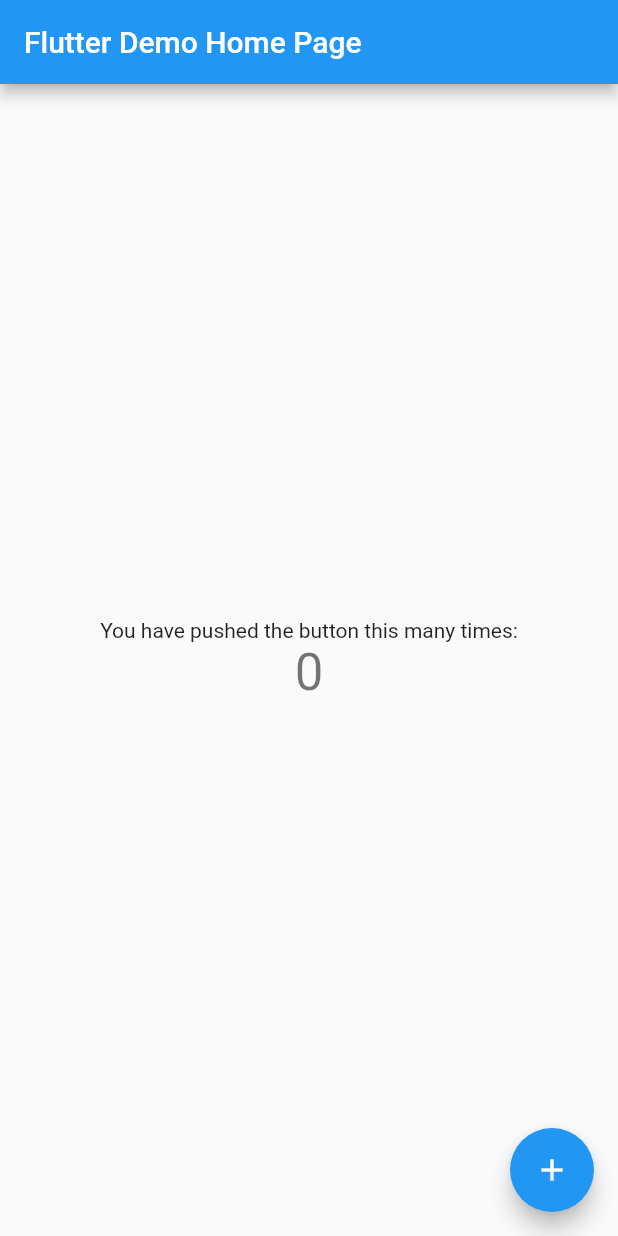
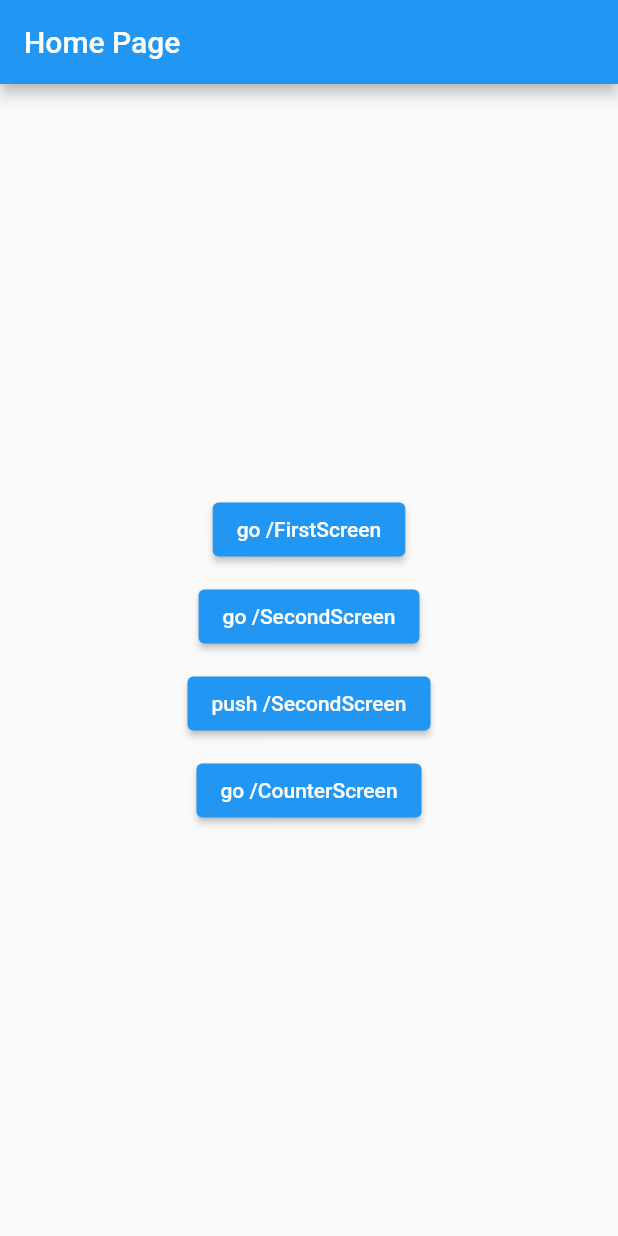
Before and after one commit to jaiminrana05/navigation_2.0, a Flutter app: the screen it shows after launch, on a phone screen of 412 x 824 dp. Run offline on Flutter 3.47's test engine with Material 2 defaults, Android fonts, the phone set to English and light mode, and no system bars; our stand-ins replace go_router.

Commit message:
go vs push

```diff
--- a/lib/main.dart
+++ b/lib/main.dart
@@ -1,4 +1,5 @@
 import 'package:flutter/material.dart';
+import 'package:simple_project/route/route.dart';
 
 void main() {
   runApp(const MyApp());
@@ -9,59 +10,15 @@ class MyApp extends StatelessWidget {
 
   @override
   Widget build(BuildContext context) {
-    return MaterialApp(
+    final route = MyRoutes().routes;
+    return MaterialApp.router(
       title: 'Flutter Demo',
       theme: ThemeData(
         primarySwatch: Colors.blue,
       ),
-      home: const MyHomePage(title: 'Flutter Demo Home Page'),
+      routerDelegate: route.routerDelegate,
+      routeInformationParser: route.routeInformationParser,
+      routeInformationProvider: route.routeInformationProvider,
     );
   }
 }
-
-class MyHomePage extends StatefulWidget {
-  const MyHomePage({Key? key, required this.title}) : super(key: key);
-
-  final String title;
-
-  @override
-  State<MyHomePage> createState() => _MyHomePageState();
-}
-
-class _MyHomePageState extends State<MyHomePage> {
-  int _counter = 0;
-
-  void _incrementCounter() {
-    setState(() {
-      _counter++;
-    });
-  }
-
-  @override
-  Widget build(BuildContext context) {
-    return Scaffold(
-      appBar: AppBar(
-        title: Text(widget.title),
-      ),
-      body: Center(
-        child: Column(
-          mainAxisAlignment: MainAxisAlignment.center,
-          children: <Widget>[
-            const Text(
-              'You have pushed the button this many times:',
-            ),
-            Text(
-              '$_counter',
-              style: Theme.of(context).textTheme.headline4,
-            ),
-          ],
-        ),
-      ),
-      floatingActionButton: FloatingActionButton(
-        onPressed: _incrementCounter,
-        tooltip: 'Increment',
-        child: const Icon(Icons.add),
-      ),
-    );
-  }
-}
--- /dev/null
+++ b/lib/pages/common_widget.dart
@@ -0,0 +1,28 @@
+import 'package:flutter/material.dart';
+
+class CommonWidget extends StatelessWidget {
+  const CommonWidget({
+    Key? key,
+    required this.appBarTitle,
+    required this.actionButton,
+  }) : super(key: key);
+
+  final String appBarTitle;
+  final List<Widget> actionButton;
+  @override
+  Widget build(BuildContext context) {
+    return Scaffold(
+      appBar: AppBar(
+        title: Text(appBarTitle),
+      ),
+      body: Center(
+        child: Column(
+          mainAxisAlignment: MainAxisAlignment.center,
+          children: [
+            ...actionButton,
+          ],
+        ),
+      ),
+    );
+  }
+}
--- /dev/null
+++ b/lib/pages/first/counter_screen.dart
@@ -0,0 +1,48 @@
+import 'package:flutter/material.dart';
+
+class CounterScreen extends StatefulWidget {
+  const CounterScreen({Key? key, required this.title}) : super(key: key);
+
+  final String title;
+
+  @override
+  State<CounterScreen> createState() => _MyHomePageState();
+}
+
+class _MyHomePageState extends State<CounterScreen> {
+  int _counter = 0;
+
+  void _incrementCounter() {
+    setState(() {
+      _counter++;
+    });
+  }
+
+  @override
+  Widget build(BuildContext context) {
+    return Scaffold(
+      appBar: AppBar(
+        title: Text(widget.title),
+      ),
+      body: Center(
+        child: Column(
+          mainAxisAlignment: MainAxisAlignment.center,
+          children: <Widget>[
+            const Text(
+              'You have pushed the button this many times:',
+            ),
+            Text(
+              '$_counter',
+              style: Theme.of(context).textTheme.headline4,
+            ),
+          ],
+        ),
+      ),
+      floatingActionButton: FloatingActionButton(
+        onPressed: _incrementCounter,
+        tooltip: 'Increment',
+        child: const Icon(Icons.add),
+      ),
+    );
+  }
+}
--- /dev/null
+++ b/lib/pages/first/first_screen.dart
@@ -0,0 +1,30 @@
+import 'package:flutter/material.dart';
+import 'package:go_router/go_router.dart';
+import 'package:simple_project/pages/common_widget.dart';
+
+class FirstScreen extends StatelessWidget {
+  const FirstScreen({Key? key}) : super(key: key);
+
+  @override
+  Widget build(BuildContext context) {
+    return CommonWidget(
+      appBarTitle: 'First Screen',
+      actionButton: [
+        ElevatedButton(
+          onPressed: () => context.goNamed('Second'),
+          child: const Text('go /SecondScreen'),
+        ),
+        const SizedBox(height: 10),
+        ElevatedButton(
+          onPressed: () => context.pushNamed('Second'),
+          child: const Text('push /SecondScreen'),
+        ),
+        const SizedBox(height: 10),
+        ElevatedButton(
+          onPressed: () => context.goNamed('Counter'),
+          child: const Text('Home/first/CounterScreen'),
+        ),
+      ],
+    );
+  }
+}
--- /dev/null
+++ b/lib/pages/home/Home_screen.dart
@@ -0,0 +1,35 @@
+import 'package:flutter/material.dart';
+import 'package:go_router/go_router.dart';
+import 'package:simple_project/pages/common_widget.dart';
+
+class HomeScreen extends StatelessWidget {
+  const HomeScreen({Key? key}) : super(key: key);
+
+  @override
+  Widget build(BuildContext context) {
+    return CommonWidget(
+      appBarTitle: 'Home Page',
+      actionButton: [
+        ElevatedButton(
+          onPressed: () => context.goNamed('First'),
+          child: const Text('go /FirstScreen'),
+        ),
+        const SizedBox(height: 10),
+        ElevatedButton(
+          onPressed: () => context.goNamed('Second'),
+          child: const Text('go /SecondScreen'),
+        ),
+        const SizedBox(height: 10),
+        ElevatedButton(
+          onPressed: () => context.pushNamed('Second'),
+          child: const Text('push /SecondScreen'),
+        ),
+        const SizedBox(height: 10),
+        ElevatedButton(
+          onPressed: () => context.pushNamed('Counter'),
+          child: const Text('go /CounterScreen'),
+        ),
+      ],
+    );
+  }
+}
--- /dev/null
+++ b/lib/pages/second/second_screen.dart
@@ -0,0 +1,14 @@
+import 'package:flutter/material.dart';
+import 'package:simple_project/pages/common_widget.dart';
+
+class SecondScreen extends StatelessWidget {
+  const SecondScreen({Key? key}) : super(key: key);
+
+  @override
+  Widget build(BuildContext context) {
+    return const CommonWidget(
+      appBarTitle: 'Second Screen',
+      actionButton: [],
+    );
+  }
+}
--- /dev/null
+++ b/lib/route/route.dart
@@ -0,0 +1,67 @@
+import 'package:flutter/material.dart';
+import 'package:go_router/go_router.dart';
+import 'package:simple_project/pages/error/error_screen.dart';
+import 'package:simple_project/pages/first/counter_screen.dart';
+import 'package:simple_project/pages/first/first_screen.dart';
+import 'package:simple_project/pages/home/Home_screen.dart';
+
+import '../pages/second/second_screen.dart';
+
+class MyRoutes {
+  MyRoutes._internal();
+
+  static final MyRoutes _instance = MyRoutes._internal();
+
+  factory MyRoutes() {
+    return _instance;
+  }
+
+  final routes = GoRouter(
+    urlPathStrategy: UrlPathStrategy.path,
+    initialLocation: '/HomeScreen',
+    routes: [
+      GoRoute(
+        path: '/HomeScreen',
+        name: 'Home',
+        pageBuilder: (context, state) => const MaterialPage(
+          child: HomeScreen(),
+        ),
+
+        ///Sub-Route of HomeScreen
+        routes: [
+          GoRoute(
+            path: 'FirstScreen',
+            name: 'First',
+            pageBuilder: (context, state) => const MaterialPage(
+              child: FirstScreen(),
+            ),
+
+            ///Sub-Route of FirstScreen
+            routes: [
+              GoRoute(
+                path: 'CounterScreen',
+                name: 'Counter',
+                pageBuilder: (context, state) => const MaterialPage(
+                  child: CounterScreen(
+                    title: 'Counter Screen',
+                  ),
+                ),
+              ),
+            ],
+          ),
+          GoRoute(
+            path: 'SecondScreen',
+            name: 'second',
+            pageBuilder: (context, state) => const MaterialPage(
+              child: SecondScreen(),
+            ),
+          ),
+        ],
+      ),
+    ],
+    errorPageBuilder: (context, state) => MaterialPage(
+      key: state.pageKey,
+      child: ErrorScreen(error: state.error),
+    ),
+  );
+}
--- a/pubspec.yaml
+++ b/pubspec.yaml
@@ -13,11 +13,17 @@ dependencies:
   flutter:
     sdk: flutter
   cupertino_icons: ^1.0.2
+  go_router: ^4.2.9
+  mobx: ^2.0.7+5
+  flutter_mobx: ^2.0.6+1
+  provider: ^6.0.3
 
 dev_dependencies:
   flutter_test:
     sdk: flutter
   flutter_lints: ^2.0.0
+  build_runner: ^2.2.0
+  mobx_codegen: ^2.0.7
 
 flutter:
   uses-material-design: true
```
Also changed, not shown: lib/pages/error/error_screen.dart (added, +21 -0 lines), pubspec.lock.
